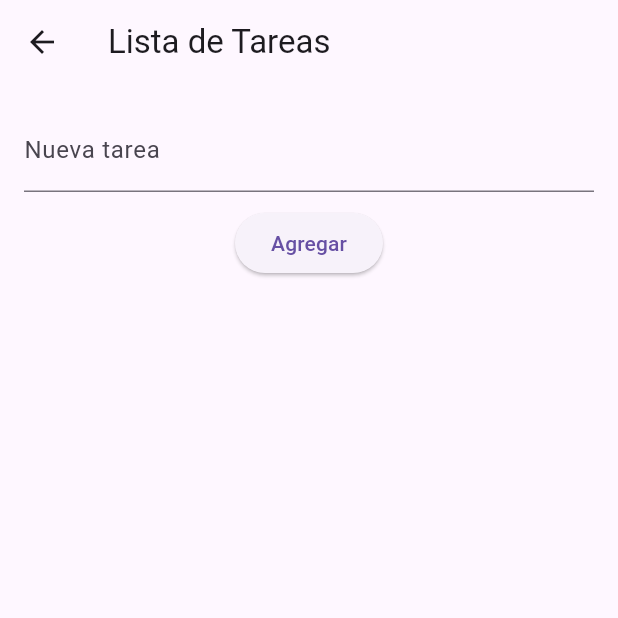
After one commit to Abrilskop/pruebaswidgets_flutter, a Flutter app: the screen it shows after launch, after a tap on "Ir a Lista", on a phone screen of 412 x 824 dp, the top half of it. The commit adds this screen. Run offline on Flutter 3.47's test engine with Material 3 defaults, Android fonts, the phone set to English and light mode, and no system bars.

Commit message:
feat: add actividad 1,2,3 y 4

```diff
--- a/lib/counter_page.dart
+++ b/lib/counter_page.dart
@@ -82,6 +82,13 @@ class _CounterPageState extends State<CounterPage> {
               onPressed: _navigate,
               child: const Text('Ir a Resultados'),
             ),
+            ElevatedButton(
+              key: const Key('goToListBtn'),
+              onPressed: () {
+                Navigator.pushNamed(context, '/list');
+              },
+              child: const Text('Ir a Lista'),
+            ),
           ],
         ),
       ),
--- /dev/null
+++ b/lib/list_page.dart
@@ -0,0 +1,61 @@
+import 'package:flutter/material.dart';
+
+class ListPage extends StatefulWidget {
+  const ListPage({super.key});
+
+  @override
+  State<ListPage> createState() => _ListPageState();
+}
+
+class _ListPageState extends State<ListPage> {
+  final List<String> items = [];
+  final TextEditingController _taskController = TextEditingController();
+
+  void _addTask() {
+    final text = _taskController.text.trim();
+    if (text.isNotEmpty) {
+      setState(() {
+        items.add(text);
+      });
+      _taskController.clear();
+    }
+  }
+
+  @override
+  Widget build(BuildContext context) {
+    return Scaffold(
+      appBar: AppBar(title: const Text('Lista de Tareas')),
+      body: Padding(
+        padding: const EdgeInsets.all(16.0),
+        child: Column(
+          children: [
+            TextField(
+              key: const Key('taskInput'),
+              controller: _taskController,
+              decoration: const InputDecoration(labelText: 'Nueva tarea'),
+            ),
+            const SizedBox(height: 10),
+            ElevatedButton(
+              key: const Key('addTaskBtn'),
+              onPressed: _addTask,
+              child: const Text('Agregar'),
+            ),
+            const SizedBox(height: 10),
+            Expanded(
+              child: ListView.builder(
+                key: const Key('listView'),
+                itemCount: items.length,
+                itemBuilder: (context, index) {
+                  return ListTile(
+                    key: Key('item_$index'),
+                    title: Text(items[index]),
+                  );
+                },
+              ),
+            ),
+          ],
+        ),
+      ),
+    );
+  }
+}
--- a/lib/main.dart
+++ b/lib/main.dart
@@ -1,6 +1,7 @@
 import 'package:flutter/material.dart';
 import 'counter_page.dart';
 import 'result_page.dart';
+import 'list_page.dart';
 
 void main() {
   runApp(const MyApp());
@@ -16,6 +17,7 @@ class MyApp extends StatelessWidget {
       home: const CounterPage(),
       routes: {
         '/result': (context) => const ResultPage(),
+        '/list': (context) => ListPage(),
       },
     );
   }
```
Also changed, not shown: pubspec.lock, 2 other files.
